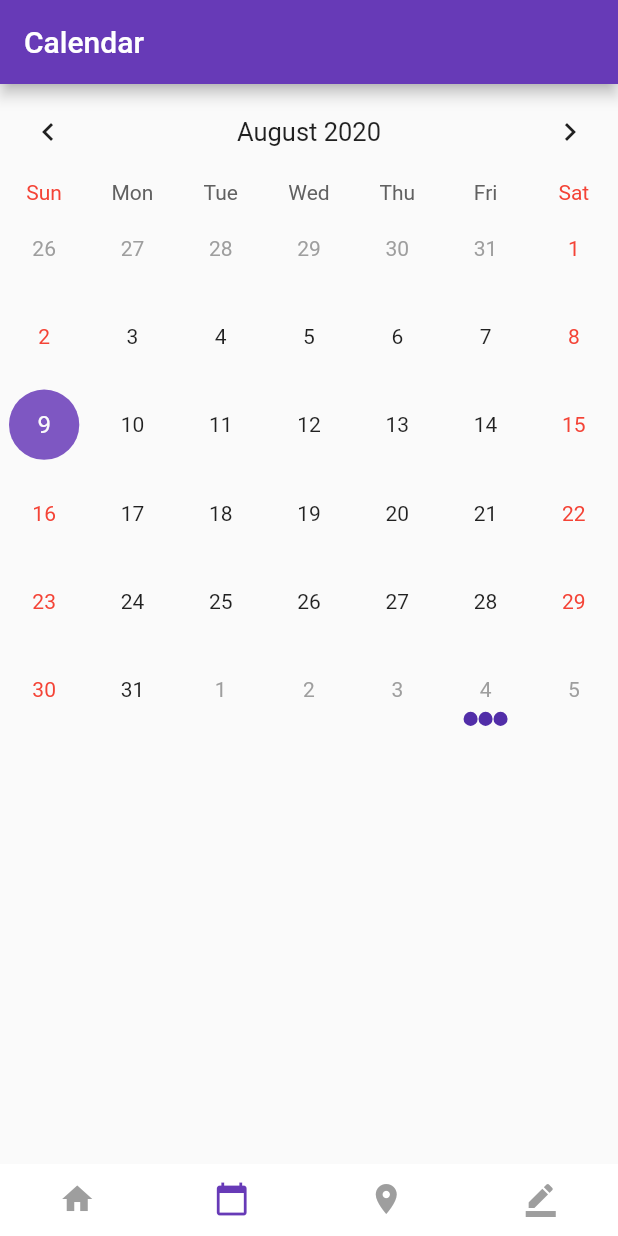
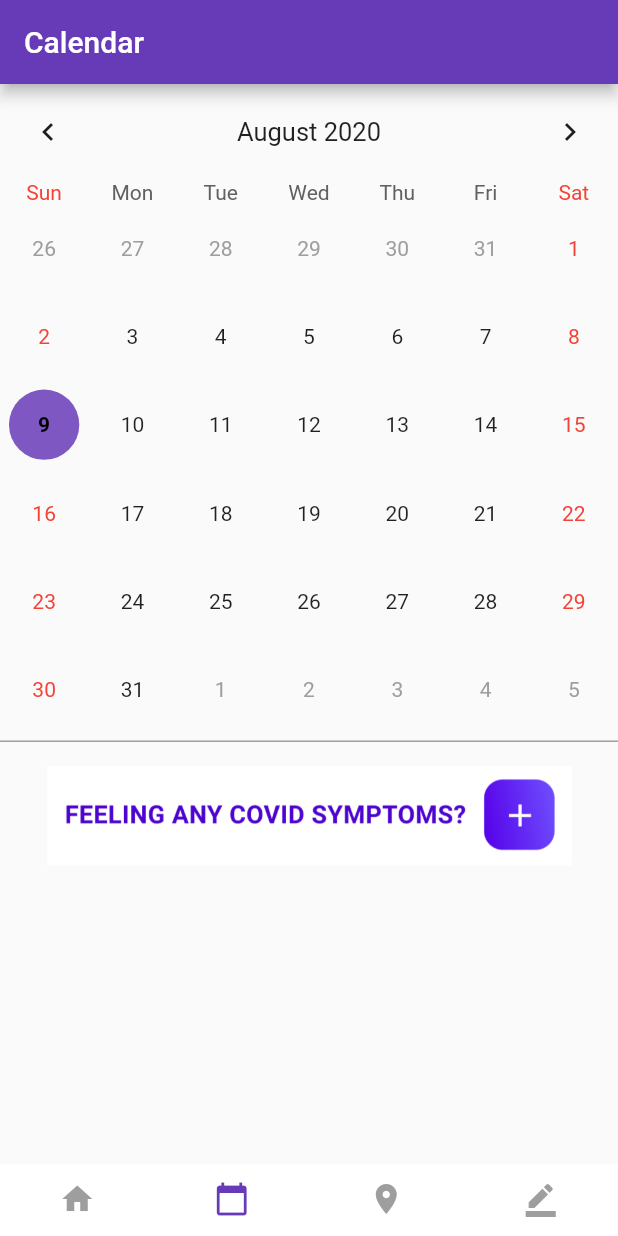
Before and after one commit to mskeyashah/COVID_Trace, a Flutter app: the screen it shows after launch, item 2 of the bottom bar chosen, on a phone screen of 412 x 824 dp. Run offline on Flutter 3.47's test engine with Material 2 defaults, Android fonts, the phone set to English and light mode, and no system bars; drawn by our look-alikes of table_calendar; our stand-ins replace flutter_spinkit, geolocator, pie_chart, rflutter_alert; missing offline and left inert: giffy_dialog.

Commit message:
completed ui of entersurvey/calendar page

```diff
--- a/lib/calendar.dart
+++ b/lib/calendar.dart
@@ -1,9 +1,12 @@
+import 'package:covidtrace/survey.dart';
 import 'package:flutter/material.dart';
 import 'package:covidtrace/main.dart';
 import 'package:covidtrace/homepage.dart';
 import 'package:flutter/cupertino.dart';
 import 'package:intl/intl.dart';
 import 'package:table_calendar/table_calendar.dart';
+import 'package:pie_chart/pie_chart.dart';
+
 
 
 class Calendar extends StatefulWidget {
@@ -12,7 +15,12 @@ class Calendar extends StatefulWidget {
 }
 
 class CalendarPage extends State<Calendar> with TickerProviderStateMixin{
+  Map<String, double> dataMap = new Map();
 
+  List<Color> _colors = [
+    Colors.deepPurple,
+    Colors.grey[300],
+  ];
   Map<DateTime, List> _events;
   List _selectedEvents;
   AnimationController _animationController;
@@ -22,6 +30,8 @@ class CalendarPage extends State<Calendar> with TickerProviderStateMixin{
   void initState() {
     super.initState();
     final _selectedDay = DateTime.now();
+    var difference;
+
 
     _events = {
 //      _selectedDay.subtract(Duration(days: 30)): ['Event A0', 'Event B0', 'Event C0'],
@@ -38,8 +48,24 @@ class CalendarPage extends State<Calendar> with TickerProviderStateMixin{
 //      _selectedDay.add(Duration(days: 11)): ['Event A11', 'Event B11'],
 //      _selectedDay.add(Duration(days: 17)): ['Event A12', 'Event B12', 'Event C12', 'Event D12'],
 //      _selectedDay.add(Duration(days: 22)): ['Event A13', 'Event B13'],
-      _selectedDay.add(Duration(days: 26)): ['Event A14', 'Event B14', 'Event C14'],
+//      _selectedDay.add(Duration(days: 0)): ['Event A14'],
     };
+
+    if(finalselectedDate != null && selection != "No")
+    {
+      difference = _selectedDay.difference(finalselectedDate).inDays;
+      print(difference);
+      if(difference>14)
+        difference = 14;
+      for(int x = 0; x<=difference; x++)
+      {
+        //int dayssince = difference-x;
+        _events[finalselectedDate.add(Duration(days: x))] = ['$x'];
+
+      }
+    }
+
+
 
     _selectedEvents = _events[_selectedDay] ?? [];
     _calendarController = CalendarController();
@@ -87,8 +113,14 @@ class CalendarPage extends State<Calendar> with TickerProviderStateMixin{
           //-----------------------
           _buildTableCalendar(),
          // _buildTableCalendarWithBuilders(),
-          const SizedBox(height: 8.0),
+          //const SizedBox(height: 5),
+          Divider(
+            color: Colors.grey,
+            height: 10,
+            thickness: 1,
+          ),
           Expanded(child: _buildEventList()),
+
         ],
       ),
 
@@ -101,6 +133,10 @@ class CalendarPage extends State<Calendar> with TickerProviderStateMixin{
       startingDayOfWeek: StartingDayOfWeek.sunday,
       calendarStyle: CalendarStyle(
         selectedColor: Colors.deepPurple[400],
+        selectedStyle: TextStyle(
+          color: Colors.black,
+          fontWeight: FontWeight.bold,
+        ),
         todayColor: Colors.deepPurple[200],
         markersColor: Colors.deepPurple[700],
         outsideDaysVisible: true,
@@ -205,20 +241,129 @@ class CalendarPage extends State<Calendar> with TickerProviderStateMixin{
   }
 
   Widget _buildEventList() {
+    if(_selectedEvents.length != 0) {
+      dataMap["Flutter"] = double.parse(_selectedEvents.elementAt(0));
+      dataMap["React"] = 14 - double.parse(_selectedEvents.elementAt(0));
       return ListView(
         children: _selectedEvents
-          .map((event) => Container(
-        decoration: BoxDecoration(
-          border: Border.all(width: 0.8),
-          borderRadius: BorderRadius.circular(12.0),
-        ),
-        margin: const EdgeInsets.symmetric(horizontal: 8.0, vertical: 4.0),
-        child: ListTile(
+            .map((event) =>
+            Container(
+                height: 320,
+                width: 100,
+                margin: const EdgeInsets.symmetric(
+                    horizontal: 0.0, vertical: 4.0),
+                child: /*ListTile(
           title: Text(event.toString()),
           onTap: () => print('$event tapped!'),
+        ),*/
+                Stack(
+                  children: <Widget>[
+                    Positioned(child: Image.asset("images/home.png", height: 70,
+                      width: 60,), left: 72, top: 40,),
+                    Positioned(
+                      left: 30,
+                      top: 10,
+                      child:
+                      PieChart(
+                        dataMap: dataMap,
+                        chartRadius: MediaQuery
+                            .of(context)
+                            .size
+                            .width / 3,
+                        colorList: _colors,
+                        showLegends: false,
+                        showChartValueLabel: false,
+                        showChartValues: true,
+                        initialAngle: -89,
+                        chartValueStyle: defaultChartValueStyle.copyWith(
+                          color: Colors.white,
                         ),
+                        chartType: ChartType.ring,
+                      ),
+                    ),
+                    Positioned(
+                      left: 180,
+                      top: 10,
+                      child: Text(
+                          _selectedEvents.elementAt(0),
+                          style: TextStyle(
+                              color: Colors.deepPurple,
+                              fontSize: 70,
+                              fontWeight: FontWeight.bold
+                          )
+                      ),
+                    ),
+                    Positioned(
+                      left: 265,
+                      top: 30,
+                      child: Text(
+                          "DAYS SINCE\nCONTACT",
+                          style: TextStyle(
+                            color: Colors.deepPurple,
+                            fontSize: 17,
+                          )
+                      ),
+                    ),
+                    Positioned(
+                      left: 200,
+                      top: 90,
+                      child: Text(
+                          "PLEASE CONTINUE\nTO SELF-ISOLATE",
+                          style: TextStyle(
+                            color: Colors.grey[600],
+                            fontSize: 17,
+                          )
+                      ),
+                    ),
+                    SizedBox(height: 325,
+                      child:
+                      Divider(
+                        color: Colors.grey,
+                        height: 10,
+                        thickness: 1,
+                      ),
+                    ),
+                    Column(
+                      children: <Widget>[
+                        SizedBox(height: 175,),
+                        FlatButton(
+                            onPressed: () {},
+                            child: Image.asset(
+                              "images/covidsymptom.png", height: 70,
+                              width: 350,)
+                        )
+
+                      ],
+                    )
+
+
+                  ],
+                )
+
             ))
             .toList(),
       );
     }
+    else
+      {
+        return ListView(
+          children: <Widget>[
+            Column(
+              children: <Widget>[
+                SizedBox(height: 10,),
+                FlatButton(
+                    onPressed: () {},
+                    child: Image.asset(
+                      "images/covidsymptom.png", height: 70,
+                      width: 350,)
+                )
+
+              ],
+            )
+
+          ],
+        );
+
       }
+  }
+}
--- a/lib/entersurvey.dart
+++ b/lib/entersurvey.dart
@@ -5,13 +5,14 @@ import 'package:covidtrace/homepage.dart';
 import 'package:flutter/cupertino.dart';
 import 'package:intl/intl.dart';
 
+
 class EnterSurvey extends StatefulWidget {
   @override
   _EnterSurveyState createState() => _EnterSurveyState();
 }
 
 class _EnterSurveyState extends State<EnterSurvey> {
-  @override
+    @override
   Widget build(BuildContext context) {
     return Scaffold(
         appBar: AppBar(
@@ -89,16 +90,42 @@ class _EnterSurveyState extends State<EnterSurvey> {
                 children: [
                   Expanded(
                     child: FlatButton(
-                      onPressed: () {},
+                      onPressed: () {
+                        if(happyimage.contains('pressed')){
+                            setState(() {
+                                happyimage = 'images/HappyFace.png';
+                             });
+                          }
+                          else{
+                          setState(() {
+                            happyimage = 'images/pressedhappyface.png';
+
+                          });
+
+                         }
+                      },
                       padding: EdgeInsets.fromLTRB(10.0, 0, 5.0, 0),
-                      child: Image.asset('images/HappyFace.png'),
+                      child: Image.asset(happyimage),
                     ),
                   ),
                   Expanded(
                     child: FlatButton(
-                      onPressed: () {},
+                      onPressed: () {
+                        if(sadimage.contains('pressed')){
+                          setState(() {
+                            sadimage = 'images/SadFace.png';
+                          });
+                        }
+                        else{
+                          setState(() {
+                            sadimage = 'images/pressedsadface.png';
+
+                          });
+
+                        }
+                      },
                       padding: EdgeInsets.fromLTRB(5.0, 0, 10.0, 5),
-                      child: Image.asset('images/SadFace.png'),
+                      child: Image.asset(sadimage),
                     ),
                   ),
                 ],
--- a/lib/main.dart
+++ b/lib/main.dart
@@ -8,6 +8,8 @@ import 'package:flutter/cupertino.dart';
 import 'package:intl/intl.dart';
 import 'package:rflutter_alert/rflutter_alert.dart';
 
+var happyimage = 'images/HappyFace.png';
+var sadimage = 'images/SadFace.png';
 
 void main() {
 
--- a/lib/survey.dart
+++ b/lib/survey.dart
@@ -9,8 +9,8 @@ import 'package:giffy_dialog/giffy_dialog.dart';
 
 DateTime finalselectedDate;
 
-String _selection = '';
-String _text = '';
+String selection = '';
+String text1;
 DateTime _selectedDate;
 List<List<String>> _options = [['Fever', 'Dry Cough', 'Loss of Appetite', 'Fatigue','Muscle and Joint Pain','Diarrhea'],
   ['Sore Throat', 'Runny Nose', 'Nasal Congestion', 'Shortness of Breath','Confusion','Loss of Smell']];
@@ -96,9 +96,9 @@ class SurveyPage extends State<Survey> {
   }
   bool isNull()
   {
-    if(_selectedDate != null && _text != null && _selection != null)
-      return true;
-    return false;
+    if(_selectedDate != null && text1 != null && selection != null)
+      return false;
+    return true;
   }
   showAlertDialog(BuildContext context)
   {
@@ -115,7 +115,7 @@ class SurveyPage extends State<Survey> {
           ),
           description: Text(
             'Thank you for reporting\nyour results! Your information will\nremain anonymous and stored\non '
-                'your device.Remember to keep track of your symptoms and health.',
+                'your device. Remember to keep track of your symptoms and health.',
             textAlign: TextAlign.center,
           ),
           onOkButtonPressed: (){
@@ -177,14 +177,14 @@ class SurveyPage extends State<Survey> {
 
                     Column(
                       children: choices.map((item) => RadioListTile(
-                        groupValue: _selection,
+                        groupValue: selection,
                         title: Text(item),
                         value: item,
                         activeColor: Colors.black,
                         onChanged: (val) {
                           print(val);
                           setState(() {
-                            _selection = val;
+                            selection = val;
                           });
                         },
                       )).toList(),
@@ -274,7 +274,7 @@ class SurveyPage extends State<Survey> {
                             ),
                             onChanged: (String text){  //  on Changed ie while entering value real time.
                               setState(() {
-                                _text = text;
+                                text1 = text;
                               });
                             },)),
                       ]),
@@ -285,8 +285,10 @@ class SurveyPage extends State<Survey> {
 
                         child: RaisedButton(
                           onPressed: () {
-                            finalselectedDate = _selectedDate;
-                            showAlertDialog(context);
+                            if(!isNull()) {
+                              finalselectedDate = _selectedDate;
+                              showAlertDialog(context);
+                            }
                           },
                           shape: RoundedRectangleBorder(
                             borderRadius: BorderRadius.circular(10),
@@ -297,7 +299,7 @@ class SurveyPage extends State<Survey> {
                               style: TextStyle(fontSize: 15,
                                   color: Colors.white,
                                   fontWeight: FontWeight.bold)),
-                          color: Colors.deepPurple,
+                          color:  _selectedDate == null ? Colors.grey : text1 == null? Colors.grey : selection == null? Colors.grey: Colors.deepPurple,
                         ),
                       ),
                       SizedBox(height: 30),
--- a/pubspec.yaml
+++ b/pubspec.yaml
@@ -38,6 +38,8 @@ dependencies:
   alpha2_countries: ^1.0.5
   giffy_dialog: ^1.6.1
   table_calendar: ^2.2.3
+  pie_chart: ^3.1.1
+
 
 
 dev_dependencies:
```
Also changed, not shown: images/covidsymptom.png (added), images/home.png (added), images/pressedhappyface.png (added), images/pressedsadface.png (added), pubspec.lock. Lines whose indentation alone changed are shown as unchanged.
